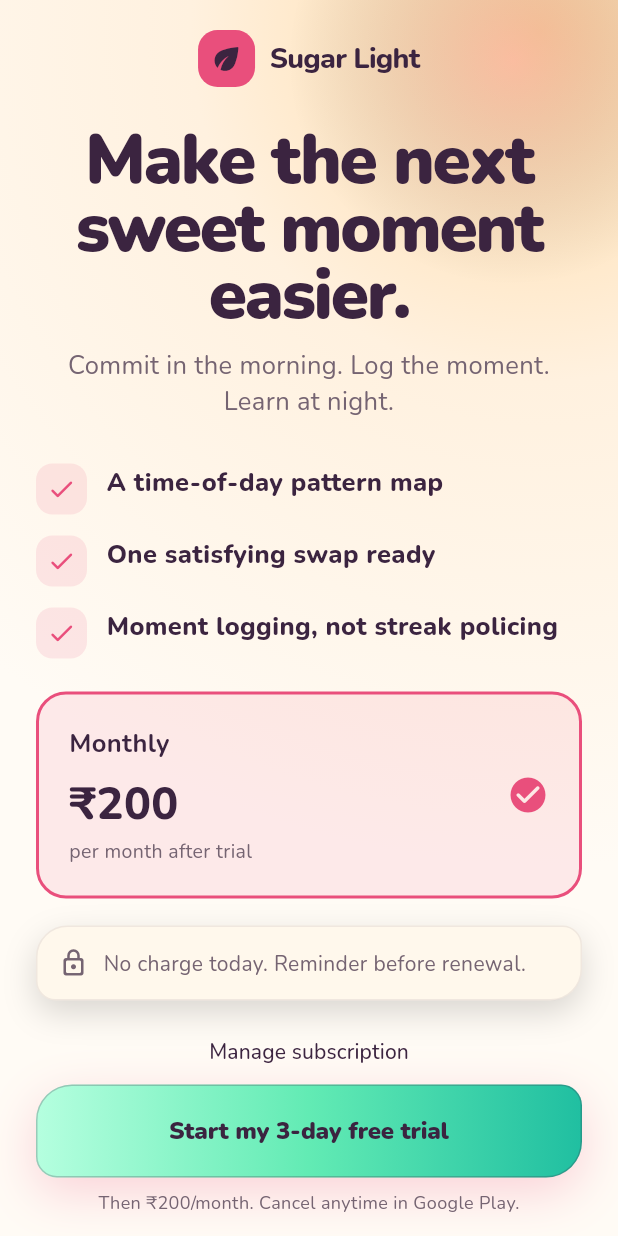
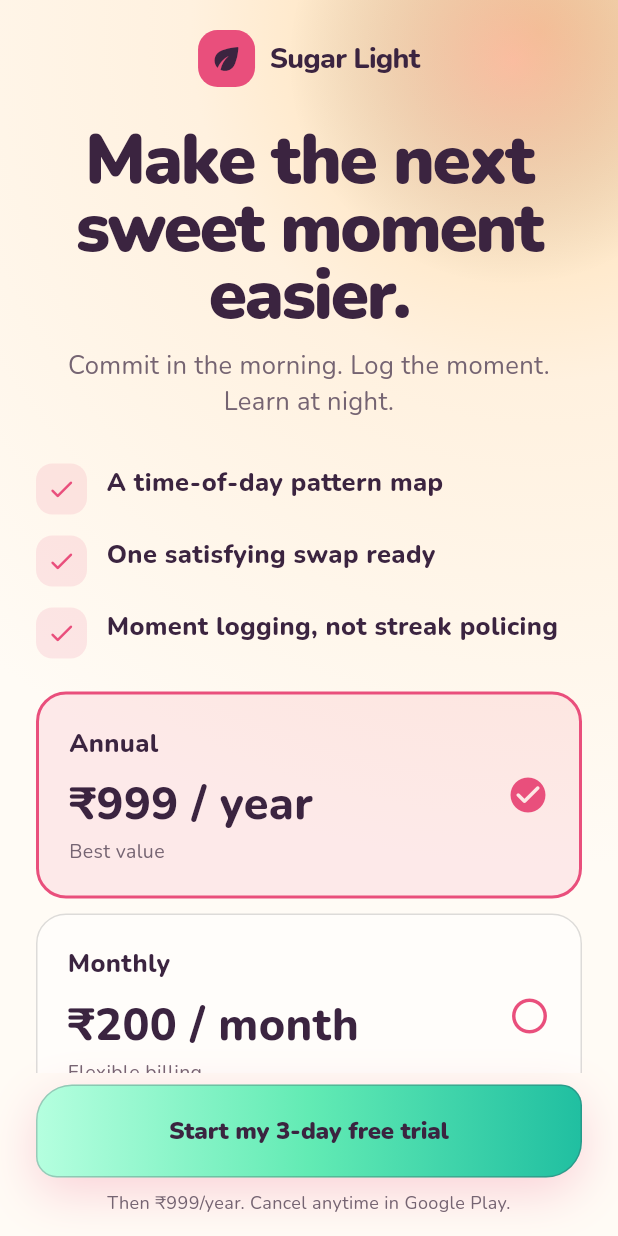
Before and after one commit to rajeshthiagu99/sugar-light, a Flutter app: the Paywall screen opened directly, on a phone screen of 412 x 824 dp. Run offline on Flutter 3.47's test engine with Material 3 defaults, Android fonts, the phone set to English and light mode, and no system bars; our stand-ins replace flutter_local_notifications, in_app_purchase, shared_preferences, timezone; missing offline and left inert: in_app_purchase_android; accounts and stored records are empty.

Commit message:
Make annual 3-day trial the default Sugar plan

```diff
--- a/lib/main.dart
+++ b/lib/main.dart
@@ -84,7 +84,7 @@ Future<void> openManageSubscription() async {
   await AppAnalytics.log('manage_subscription_opened');
   await launchUrl(
     Uri.parse(
-      'https://play.google.com/store/account/subscriptions?sku=sugar_light_monthly&package=com.rajesht.sugarlight',
+      'https://play.google.com/store/account/subscriptions?sku=sugar_light_premium&package=com.rajesht.sugarlight',
     ),
     mode: LaunchMode.externalApplication,
   );
@@ -101,7 +101,7 @@ Future<void> scheduleTrialReminder() async {
   await notifications.zonedSchedule(
     id: 199,
     title: 'Your trial renews tomorrow',
-    body: 'Your Sugar Light trial renews tomorrow at ₹200/month. Keep going or manage your subscription.',
+    body: 'Your Sugar Light trial renews tomorrow. Keep going or manage your subscription.',
     scheduledDate: tz.TZDateTime.now(tz.local).add(const Duration(days: 2)),
     notificationDetails: const NotificationDetails(
       android: AndroidNotificationDetails(
@@ -510,7 +510,7 @@ class _OnboardingState extends State<Onboarding> {
                         big(
                           '₹${(sugaryItems / 20 * servingCost * 30).round()}',
                         ),
-                        const Text(
+                        Text(
                           'every month',
                           style: TextStyle(color: muted, fontSize: 17),
                         ),
@@ -567,7 +567,7 @@ class _OnboardingState extends State<Onboarding> {
                         ),
                         rowLabel('₹50', '₹1,000'),
                         const SizedBox(height: 12),
-                        const Text(
+                        Text(
                           'Approximate retail prices vary by state, shop and servingCost size.',
                           textAlign: TextAlign.center,
                           style: TextStyle(color: muted, fontSize: 12),
@@ -995,7 +995,7 @@ class SugarIntro extends StatelessWidget {
               ),
             ),
             const SizedBox(height: 42),
-            const Text(
+            Text(
               'One sweet moment.\nOne better swap.',
               style: TextStyle(
                 fontSize: 46,
@@ -1347,7 +1347,7 @@ class _SugarOnboardingState extends State<SugarOnboarding> {
                           child: Column(
                             crossAxisAlignment: CrossAxisAlignment.start,
                             children: [
-                              const Text(
+                              Text(
                                 'MY ONE SWAP',
                                 style: TextStyle(
                                   color: mint,
@@ -1618,7 +1618,7 @@ class _SugarTodayState extends State<SugarToday> {
             child: Column(
               crossAxisAlignment: CrossAxisAlignment.start,
               children: [
-                const Text(
+                Text(
                   'TODAY’S ONE SWAP',
                   style: TextStyle(
                     color: mint,
@@ -1674,7 +1674,7 @@ class _SugarTodayState extends State<SugarToday> {
                   ),
                 ),
                 const SizedBox(height: 5),
-                const Text('One tap.', style: TextStyle(color: muted)),
+                Text('One tap.', style: TextStyle(color: muted)),
                 const SizedBox(height: 16),
                 Wrap(
                   spacing: 8,
@@ -1756,8 +1756,13 @@ class Paywall extends StatefulWidget {
 class _PaywallState extends State<Paywall> {
   bool busy = false;
   bool allowPop = false;
-  GooglePlayProductDetails? trialProduct;
-  String? trialOfferToken;
+  GooglePlayProductDetails? annualTrialProduct;
+  String? annualTrialOfferToken;
+  GooglePlayProductDetails? monthlyTrialProduct;
+  String? monthlyTrialOfferToken;
+  bool annualSelected = true;
+  String annualPrice = '₹999';
+  String monthlyPrice = '₹200';
   GooglePlayProductDetails? rescueProduct;
   String? rescueOfferToken;
   String rescueFirstPrice = '₹799';
@@ -1781,7 +1786,7 @@ class _PaywallState extends State<Paywall> {
   Future<void> _load() async {
     if (await InAppPurchase.instance.isAvailable()) {
       final r = await InAppPurchase.instance.queryProductDetails({
-        'sugar_light_monthly',
+        'sugar_light_premium',
       });
       final androidProducts = r.productDetails
           .whereType<GooglePlayProductDetails>();
@@ -1809,8 +1814,21 @@ class _PaywallState extends State<Paywall> {
           continue;
         }
         if (hasRequiredTrial(phases)) {
-          trialProduct = product;
-          trialOfferToken = offer.offerIdToken;
+          final recurring = offer.pricingPhases.where(
+            (p) => p.priceAmountMicros > 0,
+          );
+          if (recurring.isEmpty) continue;
+          if (offer.basePlanId == 'annual' &&
+              recurring.first.billingPeriod == 'P1Y') {
+            annualTrialProduct = product;
+            annualTrialOfferToken = offer.offerIdToken;
+            annualPrice = recurring.first.formattedPrice;
+          } else if (offer.basePlanId == 'monthly' &&
+              recurring.first.billingPeriod == 'P1M') {
+            monthlyTrialProduct = product;
+            monthlyTrialOfferToken = offer.offerIdToken;
+            monthlyPrice = recurring.first.formattedPrice;
+          }
           await AppAnalytics.log('trial_offer_available', {
             'offer_id': offer.offerId ?? 'trial',
             'base_plan_id': offer.basePlanId,
@@ -1838,8 +1856,10 @@ class _PaywallState extends State<Paywall> {
   }
 
   Future<void> buy() async {
-    final product = trialProduct;
-    final token = trialOfferToken;
+    final product = annualSelected ? annualTrialProduct : monthlyTrialProduct;
+    final token = annualSelected
+        ? annualTrialOfferToken
+        : monthlyTrialOfferToken;
     if (product == null || token == null) {
       await AppAnalytics.log('trial_offer_unavailable_blocked');
       if (mounted)
@@ -1854,6 +1874,7 @@ class _PaywallState extends State<Paywall> {
     }
     setState(() => busy = true);
     await AppAnalytics.log('paywall_offer_selected', {
+      'plan': annualSelected ? 'annual' : 'monthly',
       'offer_token_present': true,
       'placement': 'post_personalized_preview',
     });
@@ -1925,8 +1946,10 @@ class _PaywallState extends State<Paywall> {
               onTap: busy ? null : buy,
             ),
             const SizedBox(height: 8),
-            const Text(
-              'Then ₹200/month. Cancel anytime in Google Play.',
+            Text(
+              annualSelected
+                  ? 'Then $annualPrice/year. Cancel anytime in Google Play.'
+                  : 'Then $monthlyPrice/month. Cancel anytime in Google Play.',
               textAlign: TextAlign.center,
               style: TextStyle(color: muted, fontSize: 12),
             ),
@@ -1955,7 +1978,7 @@ class _PaywallState extends State<Paywall> {
               children: [
                 const Center(child: LeafMark()),
                 const SizedBox(height: 26),
-                const Text(
+                Text(
                   'Make the next sweet moment easier.',
                   textAlign: TextAlign.center,
                   style: TextStyle(
@@ -1966,7 +1989,7 @@ class _PaywallState extends State<Paywall> {
                   ),
                 ),
                 const SizedBox(height: 12),
-                const Text(
+                Text(
                   'Commit in the morning. Log the moment. Learn at night.',
                   textAlign: TextAlign.center,
                   style: TextStyle(color: muted, fontSize: 17),
@@ -2019,45 +2042,20 @@ class _PaywallState extends State<Paywall> {
                   ),
                 ),
                 const SizedBox(height: 8),
-                Container(
-                  width: double.infinity,
-                  padding: const EdgeInsets.all(20),
-                  decoration: BoxDecoration(
-                    color: mint.withOpacity(.10),
-                    borderRadius: BorderRadius.circular(20),
-                    border: Border.all(color: mint, width: 2),
-                  ),
-                  child: const Row(
-                    children: [
-                      Expanded(
-                        child: Column(
-                          crossAxisAlignment: CrossAxisAlignment.start,
-                          children: [
-                            Text(
-                              'Monthly',
-                              style: TextStyle(
-                                fontWeight: FontWeight.w700,
-                                fontSize: 17,
-                              ),
-                            ),
-                            SizedBox(height: 8),
-                            Text(
-                              '₹200',
-                              style: TextStyle(
-                                fontSize: 30,
-                                fontWeight: FontWeight.w800,
-                              ),
-                            ),
-                            Text(
-                              'per month after trial',
-                              style: TextStyle(color: muted, fontSize: 13),
-                            ),
-                          ],
-                        ),
-                      ),
-                      Icon(Icons.check_circle_rounded, color: mint, size: 28),
-                    ],
-                  ),
+                _SugarPlanCard(
+                  title: 'Annual',
+                  price: '$annualPrice / year',
+                  detail: 'Best value',
+                  selected: annualSelected,
+                  onTap: () => setState(() => annualSelected = true),
+                ),
+                const SizedBox(height: 10),
+                _SugarPlanCard(
+                  title: 'Monthly',
+                  price: '$monthlyPrice / month',
+                  detail: 'Flexible billing',
+                  selected: !annualSelected,
+                  onTap: () => setState(() => annualSelected = false),
                 ),
                 const SizedBox(height: 18),
                 Container(
@@ -2095,6 +2093,70 @@ class _PaywallState extends State<Paywall> {
             ),
           ],
         ),
+      ),
+    ),
+  );
+}
+
+class _SugarPlanCard extends StatelessWidget {
+  final String title, price, detail;
+  final bool selected;
+  final VoidCallback onTap;
+  const _SugarPlanCard({
+    required this.title,
+    required this.price,
+    required this.detail,
+    required this.selected,
+    required this.onTap,
+  });
+  @override
+  Widget build(BuildContext context) => InkWell(
+    onTap: onTap,
+    borderRadius: BorderRadius.circular(20),
+    child: Container(
+      padding: const EdgeInsets.all(20),
+      decoration: BoxDecoration(
+        color: selected ? mint.withOpacity(.10) : Colors.white.withOpacity(.45),
+        borderRadius: BorderRadius.circular(20),
+        border: Border.all(
+          color: selected ? mint : const Color(0x22000000),
+          width: selected ? 2 : 1,
+        ),
+      ),
+      child: Row(
+        children: [
+          Expanded(
+            child: Column(
+              crossAxisAlignment: CrossAxisAlignment.start,
+              children: [
+                Text(
+                  title,
+                  style: const TextStyle(
+                    fontWeight: FontWeight.w800,
+                    fontSize: 17,
+                  ),
+                ),
+                const SizedBox(height: 8),
+                Text(
+                  price,
+                  style: const TextStyle(
+                    fontSize: 30,
+                    fontWeight: FontWeight.w800,
+                  ),
+                ),
+                Text(
+                  detail,
+                  style: const TextStyle(color: muted, fontSize: 13),
+                ),
+              ],
+            ),
+          ),
+          Icon(
+            selected ? Icons.check_circle_rounded : Icons.circle_outlined,
+            color: mint,
+            size: 28,
+          ),
+        ],
       ),
     ),
   );
@@ -2260,7 +2322,7 @@ class _HomeState extends State<Home> {
             children: [
               const LeafMark(small: true),
               const SizedBox(width: 10),
-              const Text(
+              Text(
                 'Sugar Light',
                 style: TextStyle(fontWeight: FontWeight.w800, fontSize: 16),
               ),
@@ -2388,7 +2450,7 @@ class _HomeState extends State<Home> {
                   ],
                 ),
                 const SizedBox(height: 6),
-                const Text(
+                Text(
                   'Log it. Your totals adjust instantly.',
                   style: TextStyle(color: muted, height: 1.35),
                 ),
@@ -2449,7 +2511,7 @@ class _HomeState extends State<Home> {
                   ],
                 ),
                 const SizedBox(height: 14),
-                const Text(
+                Text(
                   'Small choices are adding up',
                   style: TextStyle(fontSize: 15),
                 ),
@@ -2464,7 +2526,7 @@ class _HomeState extends State<Home> {
                   ),
                 ),
                 const SizedBox(height: 9),
-                const Text(
+                Text(
                   'Next: plan one satisfying swap',
                   style: TextStyle(color: muted, fontSize: 13),
                 ),
```
